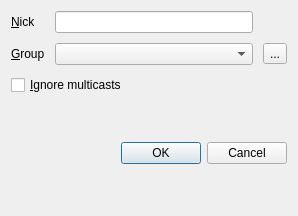
Old version of the form src/settings.ui in the repository nikhilm/qommunicate.
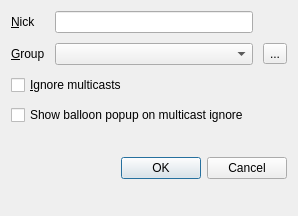
New version of the form.

Commit message: Implement the option to show/hide balloon popups when multicasts are ignored

```diff
--- a/src/settings.ui
+++ b/src/settings.ui
@@ -93,6 +93,13 @@
        </property>
       </widget>
      </item>
+     <item>
+      <widget class="QCheckBox" name="multicastPopupCB">
+       <property name="text">
+        <string>Show balloon popup on multicast ignore</string>
+       </property>
+      </widget>
+     </item>
     </layout>
    </item>
    <item>
```
Left out of the diff: 115 changed lines with no effect on the pictures. The commit also changes 3 other files.
